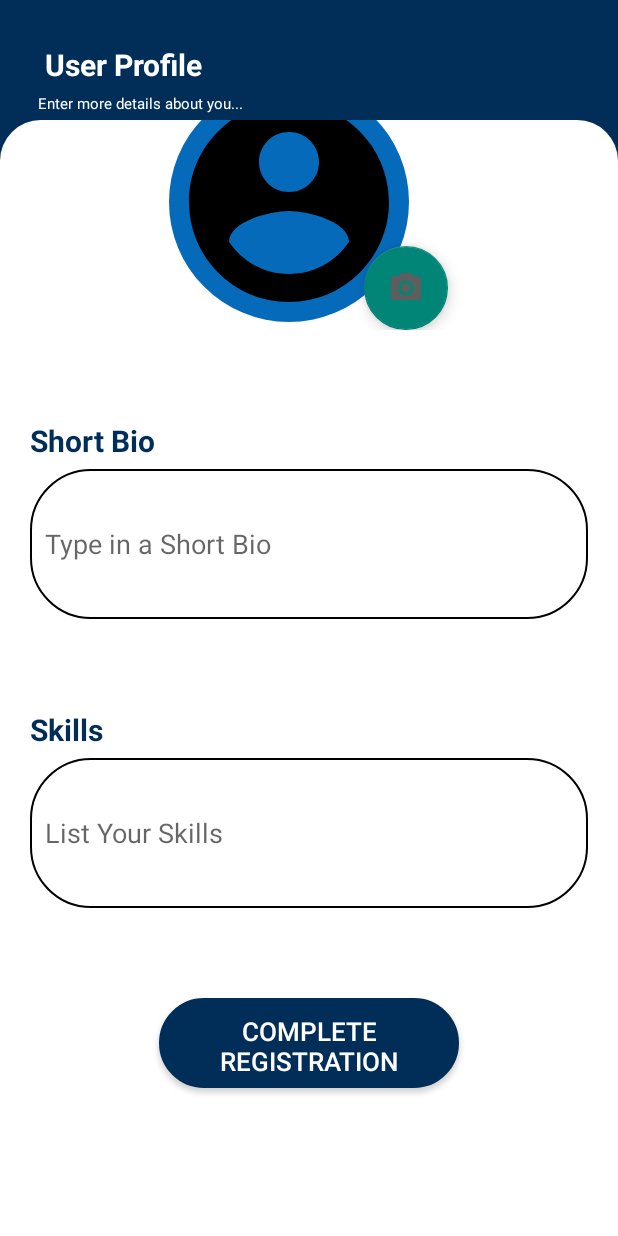
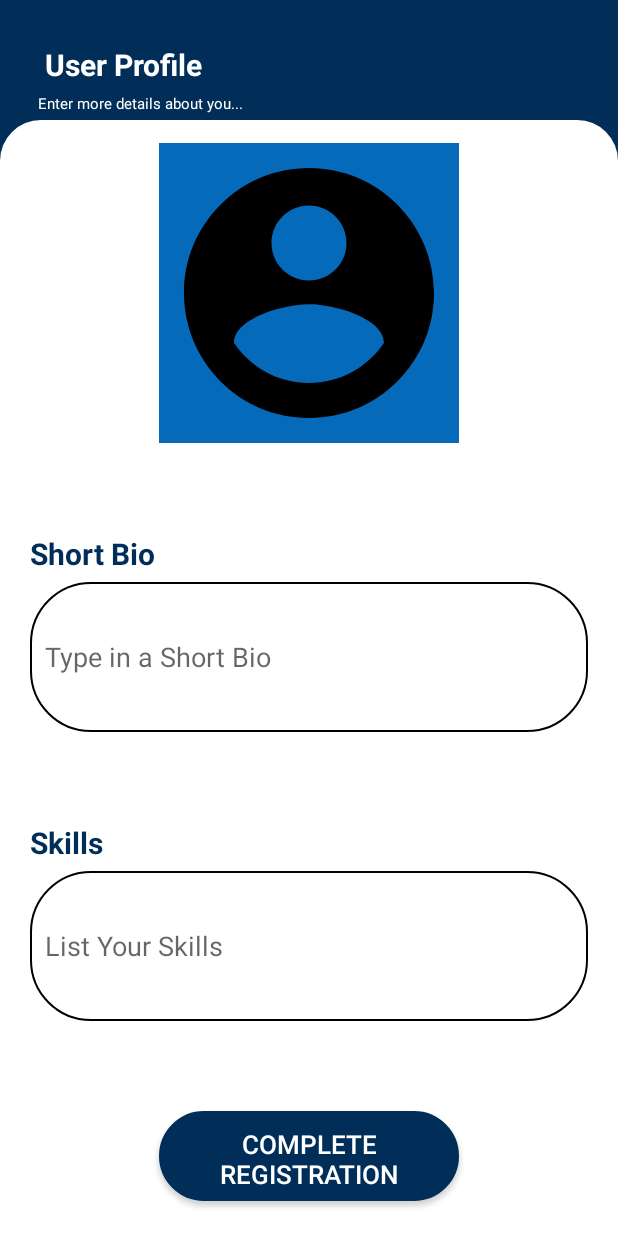
Before and after one commit to craizytech/LinkedIN, an Android app: the profile screen opened directly, with no data from a screen before it, on a phone screen of 412 x 824 dp. Run offline under Robolectric (Android 15) with nearby library versions, the phone set to English and light mode, and no system bars; our stand-ins replace Firebase (no records; nobody signed in at launch, a user with empty details on screens opened directly).

Commit message:
added a view

```diff
--- a/app/src/main/res/layout/activity_profile.xml
+++ b/app/src/main/res/layout/activity_profile.xml
@@ -40,33 +40,16 @@
         android:background="@drawable/login_shape_bk"
         android:orientation="vertical">
 
-        <LinearLayout
-            android:layout_width="match_parent"
-            android:layout_height="140dp"
-            android:gravity="center"
-            android:orientation="horizontal">
 
-            <com.google.android.material.imageview.ShapeableImageView
-                android:layout_width="160dp"
-                android:layout_height="160dp"
-                android:layout_gravity="center"
-                android:layout_marginTop="-15dp"
-                android:background="@color/blue"
-                android:src="@drawable/acc_circle"
-                app:shapeAppearanceOverlay="@style/circular" />
-
-            <com.google.android.material.floatingactionbutton.FloatingActionButton
-                android:id="@+id/cameraIcon"
-                android:layout_width="wrap_content"
-                android:layout_height="wrap_content"
-                android:layout_gravity="center|bottom"
-                android:layout_marginLeft="-30dp"
-                android:layout_marginTop="30dp"
-                android:layout_weight="1"
-                android:clickable="true"
-                app:srcCompat="@drawable/camera"
-                android:contentDescription="CameraIcon" />
-        </LinearLayout>
+        <ImageView
+            android:id="@+id/profileImg"
+            android:layout_width="200dp"
+            android:layout_height="200dp"
+            android:layout_gravity="center_horizontal"
+            android:layout_marginTop="15dp"
+            android:background="@color/blue"
+            android:src="@drawable/acc_circle"
+            app:shapeAppearanceOverlay="@style/circular" />
         <TextView
             android:layout_width="wrap_content"
             android:layout_height="wrap_content"
```
Also changed, not shown: app/build.gradle.kts (+7 -0 lines), app/src/main/java/com/example/linkedin/profile.java (+59 -2 lines).
